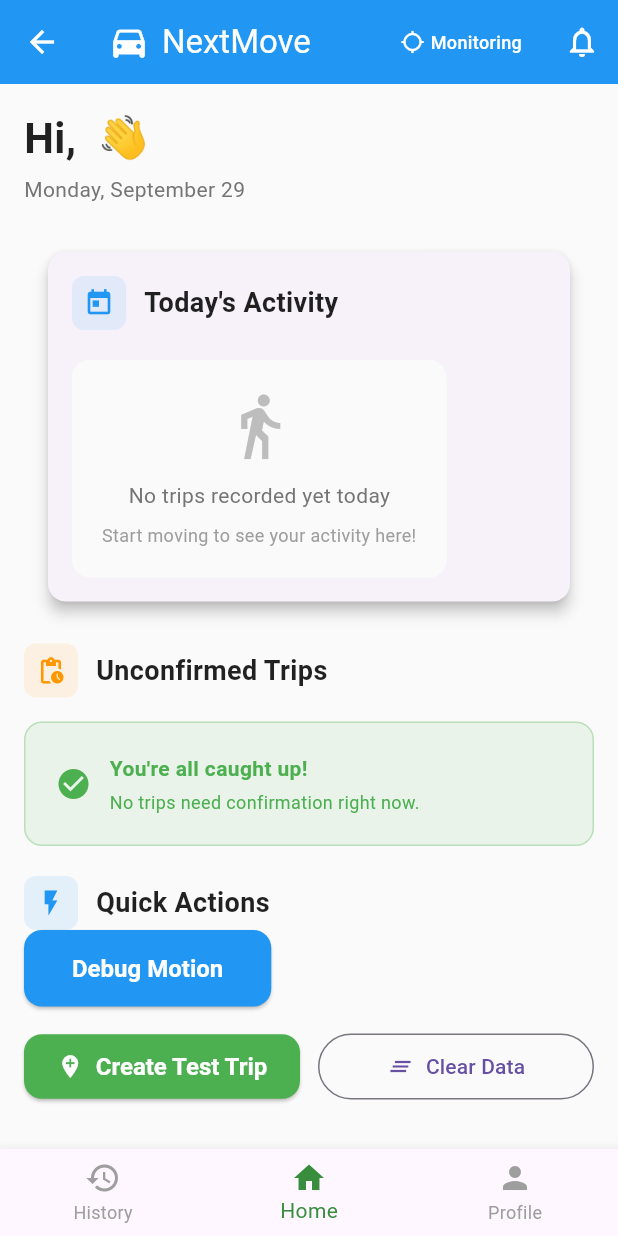
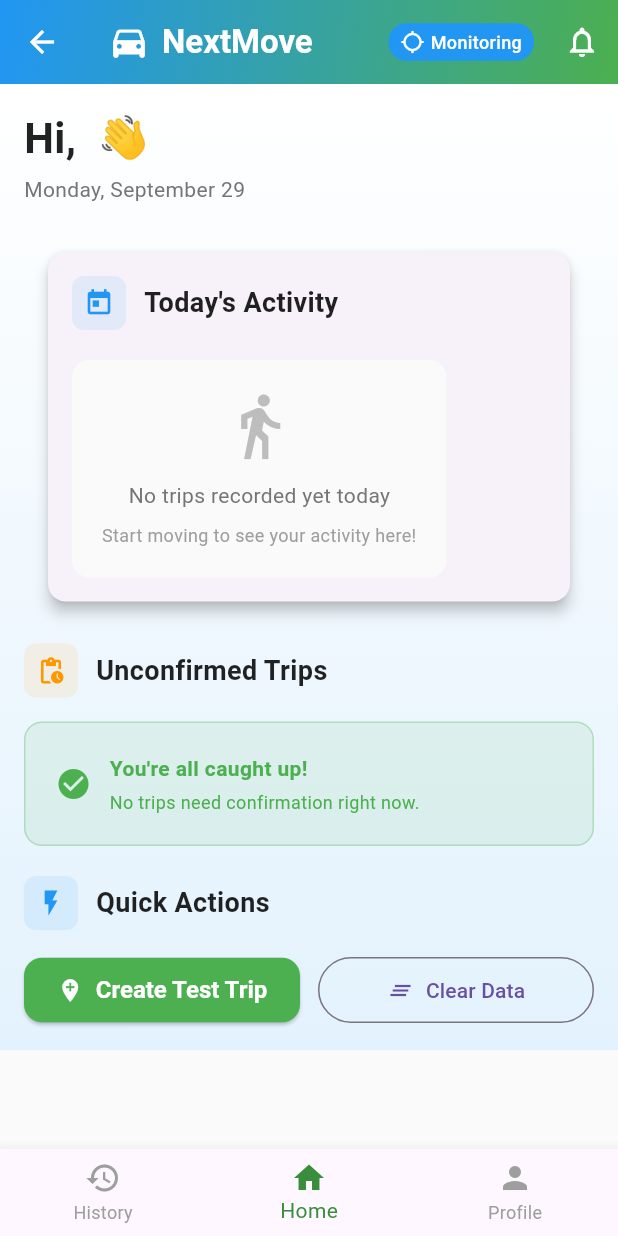
Before and after one commit to Abh1shek017/NextMove, a Flutter app: the MainScreen screen opened by its route, on a phone screen of 412 x 824 dp. Run offline on Flutter 3.47's test engine with Material 3 defaults, Android fonts, the phone set to English and light mode, and no system bars; our stand-ins replace flutter_local_notifications, flutter_spinkit, geolocator, intl_phone_field, permission_handler, pin_code_fields and 2 more; missing offline and left inert: app_settings, flutter_background_service; accounts and stored records are empty; network calls fail.

Commit message:
changes UI of history and home screen

```diff
--- a/nextmove_app/lib/screens/home/home_screen.dart
+++ b/nextmove_app/lib/screens/home/home_screen.dart
@@ -177,6 +177,15 @@
       builder: (context, motionService, child) {
         return Scaffold(
             appBar: AppBar(
+              flexibleSpace: Container(
+                decoration: const BoxDecoration(
+                  gradient: LinearGradient(
+                    colors: [AppTheme.primaryBlue, AppTheme.successGreen],
+                    begin: Alignment.topLeft,
+                    end: Alignment.bottomRight,
+                  ),
+                ),
+              ),
               title: const Row(
                 children: [
                   Icon(
@@ -185,18 +194,21 @@
                     size: 28,
                   ),
                   SizedBox(width: 8),
-                Text("NextMove"),
+                  Text("NextMove",
+                      style: TextStyle(
+                          color: Colors.white, fontWeight: FontWeight.w600)),
                 ],
               ),
               centerTitle: false,
               elevation: 0,
-            backgroundColor: AppTheme.primaryBlue,
+              backgroundColor: Colors.transparent,
               foregroundColor: Colors.white,
               actions: [
                 // Motion detection status indicator
                 Container(
                   margin: const EdgeInsets.only(right: 8),
-                padding: const EdgeInsets.symmetric(horizontal: 8, vertical: 4),
+                  padding:
+                      const EdgeInsets.symmetric(horizontal: 8, vertical: 4),
                   decoration: BoxDecoration(
                     color: motionService.isMonitoring
                         ? (motionService.isTripActive
@@ -242,7 +254,15 @@
                 ),
               ],
             ),
-          body: RefreshIndicator(
+            body: Container(
+              decoration: BoxDecoration(
+                gradient: LinearGradient(
+                  colors: [Colors.white, Colors.blue[50]!],
+                  begin: Alignment.topCenter,
+                  end: Alignment.bottomCenter,
+                ),
+              ),
+              child: RefreshIndicator(
                 onRefresh: _refreshData,
                 child: SingleChildScrollView(
                   physics: const AlwaysScrollableScrollPhysics(),
@@ -276,7 +296,7 @@
                   ),
                 ),
               ),
-        );
+            ));
       },
     );
   }
@@ -909,11 +929,6 @@
             ),
           ],
         ),
-        // Add a debug button
-ElevatedButton(
-  onPressed: () => MotionDetectionService().debugMotionDetection(),
-  child: Text('Debug Motion'),
-),
         const SizedBox(height: 16),
         Row(
           children: [
--- a/nextmove_app/lib/services/ml_trip_detection_service.dart
+++ b/nextmove_app/lib/services/ml_trip_detection_service.dart
@@ -57,7 +57,7 @@
         now.difference(_lastPredictionTime!) >= _predictionInterval) {
       _lastPredictionTime = now;
       // Temporarily disabled due to 404 error - ML endpoints not available
-      // _makeMLPrediction();
+      _makeMLPrediction();
       debugPrint(
           '⚠️ ML predictions disabled - using rule-based detection only');
     }
```
Also changed, not shown: nextmove_app/lib/screens/trip/trip_history_screen.dart (+11 -2 lines). Lines whose indentation alone changed are shown as unchanged.
